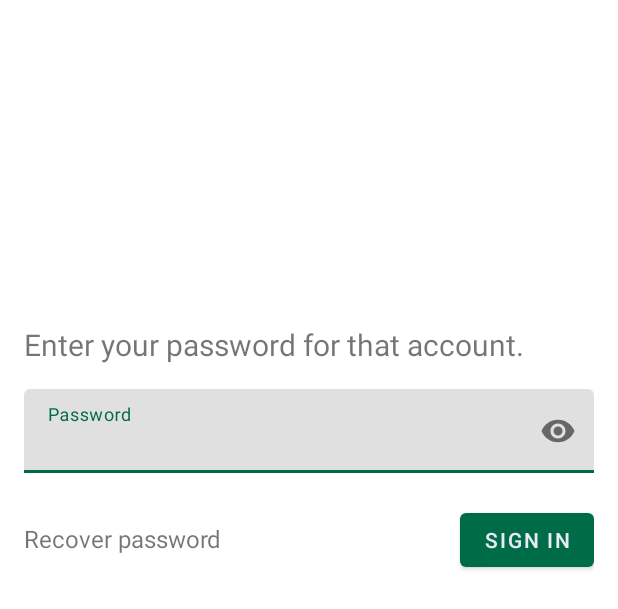
After one commit to mskwak32/toy-todo, an Android app: the layout fragment_password.xml on its own in the app's theme, with its tools: preview values and no code run, on a phone screen of 412 x 824 dp. The commit adds this screen. Shown: the top 609 px of the screen. Run offline under Robolectric (Android 15) with nearby library versions, the phone set to English and light mode, and no system bars.

Commit message:
로그인 레이아웃 작성

```diff
--- a/app/build.gradle
+++ b/app/build.gradle
@@ -17,7 +17,7 @@ android {
         targetSdk 31
         versionCode 1
         versionName "1.0"
-        setProperty("archivesBaseName","$rootProject.name $versionName-$versionCode")
+        setProperty("archivesBaseName", "$rootProject.name $versionName-$versionCode")
 
         testInstrumentationRunner "androidx.test.runner.AndroidJUnitRunner"
     }
@@ -48,6 +48,7 @@ android {
 }
 
 dependencies {
+    implementation 'androidx.legacy:legacy-support-v4:1.0.0'
     def appCompatVersion = "1.4.0"
     def materialVersion = "1.4.0"
     def constraintVersion = "2.1.2"
--- a/app/src/main/AndroidManifest.xml
+++ b/app/src/main/AndroidManifest.xml
@@ -11,6 +11,9 @@
         android:supportsRtl="true"
         android:theme="@style/Theme.Toy_todo">
         <activity
+            android:name=".ui.sign_in.SignInActivity"
+            android:exported="false" />
+        <activity
             android:name=".ui.main.MainActivity"
             android:exported="true">
             <intent-filter>
--- /dev/null
+++ b/app/src/main/java/com/mskwak/toy_todo/ui/sign_in/PasswordFragment.kt
@@ -0,0 +1,5 @@
+package com.mskwak.toy_todo.ui.sign_in
+
+import androidx.fragment.app.Fragment
+
+class PasswordFragment : Fragment()
--- /dev/null
+++ b/app/src/main/java/com/mskwak/toy_todo/ui/sign_in/RecoverPasswordFragment.kt
@@ -0,0 +1,5 @@
+package com.mskwak.toy_todo.ui.sign_in
+
+import androidx.fragment.app.Fragment
+
+class RecoverPasswordFragment : Fragment()
--- /dev/null
+++ b/app/src/main/java/com/mskwak/toy_todo/ui/sign_in/SignInFragment.kt
@@ -0,0 +1,5 @@
+package com.mskwak.toy_todo.ui.sign_in
+
+import androidx.fragment.app.Fragment
+
+class SignInFragment : Fragment()
--- /dev/null
+++ b/app/src/main/java/com/mskwak/toy_todo/ui/sign_in/SignInHomeFragment.kt
@@ -0,0 +1,5 @@
+package com.mskwak.toy_todo.ui.sign_in
+
+import androidx.fragment.app.Fragment
+
+class SignInHomeFragment : Fragment()
--- /dev/null
+++ b/app/src/main/res/layout/fragment_password.xml
@@ -0,0 +1,60 @@
+<?xml version="1.0" encoding="utf-8"?>
+<layout xmlns:android="http://schemas.android.com/apk/res/android"
+    xmlns:app="http://schemas.android.com/apk/res-auto">
+
+    <androidx.constraintlayout.widget.ConstraintLayout
+        android:layout_width="match_parent"
+        android:layout_height="match_parent"
+        android:padding="16dp">
+
+        <TextView
+            android:id="@+id/desctiption"
+            android:layout_width="match_parent"
+            android:layout_height="wrap_content"
+            android:layout_marginTop="200dp"
+            android:text="@string/enter_your_password"
+            android:textSize="20sp"
+            app:layout_constraintTop_toTopOf="parent" />
+
+        <com.google.android.material.textfield.TextInputLayout
+            android:id="@+id/inputLayout"
+            android:layout_width="match_parent"
+            android:layout_height="wrap_content"
+            android:layout_marginTop="16dp"
+            android:hint="@string/password"
+            app:endIconMode="password_toggle"
+            app:errorEnabled="true"
+            app:layout_constraintTop_toBottomOf="@id/desctiption">
+
+            <EditText
+                android:id="@+id/passwordInput"
+                android:layout_width="match_parent"
+                android:layout_height="wrap_content"
+                android:imeOptions="actionDone"
+                android:inputType="textPassword"
+                android:maxLines="1" />
+
+        </com.google.android.material.textfield.TextInputLayout>
+
+        <Button
+            android:id="@+id/signInButton"
+            android:layout_width="wrap_content"
+            android:layout_height="wrap_content"
+            android:text="@string/signin"
+            app:layout_constraintRight_toRightOf="parent"
+            app:layout_constraintTop_toBottomOf="@id/inputLayout" />
+
+        <TextView
+            android:id="@+id/recoverPassword"
+            android:layout_width="0dp"
+            android:layout_height="wrap_content"
+            android:layout_marginTop="16dp"
+            android:layout_marginRight="50dp"
+            android:text="@string/recover_password"
+            android:textSize="16sp"
+            app:layout_constraintBaseline_toBaselineOf="@id/signInButton"
+            app:layout_constraintLeft_toLeftOf="parent"
+            app:layout_constraintRight_toLeftOf="@id/signInButton" />
+
+    </androidx.constraintlayout.widget.ConstraintLayout>
+</layout>
```
Also changed, not shown: app/src/main/java/com/mskwak/toy_todo/ui/SplashActivity.kt (added, +13 -0 lines), app/src/main/java/com/mskwak/toy_todo/ui/sign_in/SignInActivity.kt (added, +12 -0 lines), app/src/main/res/drawable/ic_email.xml (added, +9 -0 lines), app/src/main/res/drawable/ic_google.xml (added, +30 -0 lines), app/src/main/res/layout/activity_signin.xml (added, +37 -0 lines), app/src/main/res/layout/activity_splash.xml (added, +34 -0 lines), app/src/main/res/layout/fragment_recover_password.xml (added, +46 -0 lines), app/src/main/res/layout/fragment_signin.xml (added, +92 -0 lines), app/src/main/res/layout/fragment_signin_home.xml (added, +38 -0 lines), app/src/main/res/layout/nav_header.xml (+4 -18 lines), app/src/main/res/values/strings.xml (+20 -0 lines), app/src/main/res/drawable-nodpi/splash_bg.jpg (added), 1 other file.
